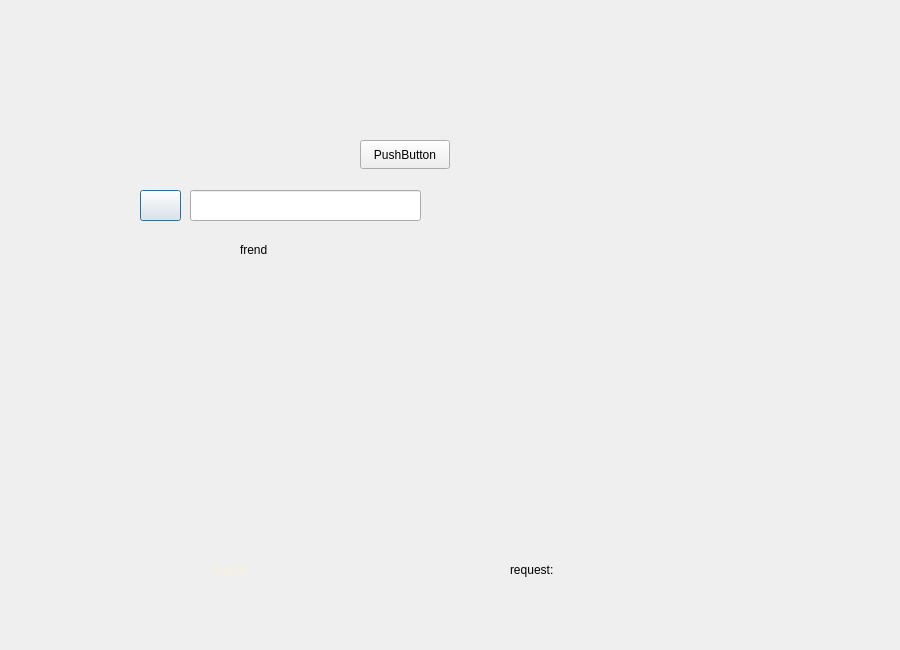
mobinaebrahim/Slay-The-Spire, file friendspage.ui: the form before one commit.
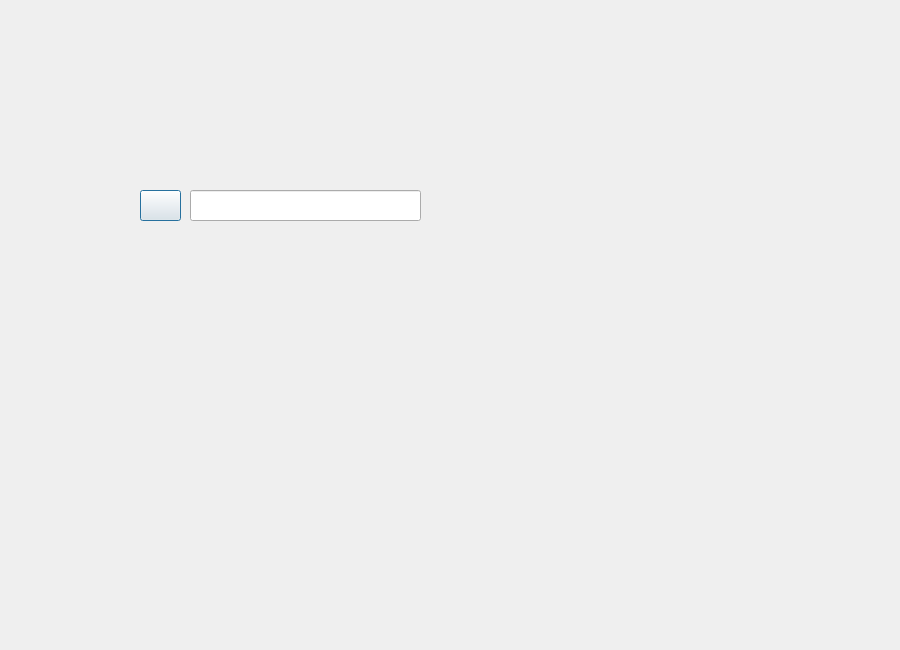
The form after the commit. Icons and pictures are not drawn.

Patch:
```diff
--- a/friendspage.ui
+++ b/friendspage.ui
@@ -105,7 +105,7 @@
     <rect>
      <x>470</x>
      <y>350</y>
-     <width>291</width>
+     <width>331</width>
      <height>171</height>
     </rect>
    </property>
@@ -117,40 +117,11 @@
 }</string>
    </property>
   </widget>
-  <widget class="QLabel" name="label">
-   <property name="geometry">
-    <rect>
-     <x>240</x>
-     <y>240</y>
-     <width>63</width>
-     <height>20</height>
-    </rect>
-   </property>
-   <property name="styleSheet">
-    <string notr="true">border-image: url(:/assets/login-register-u/buttonL.png);</string>
-   </property>
-   <property name="text">
-    <string>frend</string>
-   </property>
-  </widget>
-  <widget class="QLabel" name="label_2">
-   <property name="geometry">
-    <rect>
-     <x>510</x>
-     <y>560</y>
-     <width>63</width>
-     <height>20</height>
-    </rect>
-   </property>
-   <property name="text">
-    <string>request:</string>
-   </property>
-  </widget>
   <widget class="QPushButton" name="btnBack">
    <property name="geometry">
     <rect>
      <x>140</x>
-     <y>540</y>
+     <y>520</y>
      <width>180</width>
      <height>60</height>
     </rect>
@@ -162,20 +133,10 @@
     background: transparent;
 }
 
-QPushButton
-{
-    font-family: &quot;Marcellus&quot;;
-    font-size: 16px;
-	font-weight:Bold;
-
-    color: rgb(245,240,225);
-
-    background: transparent;
-    border: none;
-}</string>
+</string>
    </property>
    <property name="text">
-    <string>back</string>
+    <string/>
    </property>
   </widget>
   <widget class="QListWidget" name="listGameInvites">
@@ -183,7 +144,7 @@
     <rect>
      <x>470</x>
      <y>170</y>
-     <width>291</width>
+     <width>331</width>
      <height>171</height>
     </rect>
    </property>
@@ -198,14 +159,19 @@
   <widget class="QPushButton" name="btnRefreshInvites">
    <property name="geometry">
     <rect>
-     <x>360</x>
-     <y>140</y>
+     <x>490</x>
+     <y>300</y>
      <width>90</width>
      <height>29</height>
     </rect>
    </property>
+   <property name="styleSheet">
+    <string notr="true">order-image: url(:/assets/mainmenu/refresh.png) 0 0 0 0 stretch stretch;
+    border: none;
+    background: transparent;</string>
+   </property>
    <property name="text">
-    <string>PushButton</string>
+    <string/>
    </property>
   </widget>
  </widget>
```
Left out of the diff: 2 changed lines with no effect on the pictures.
